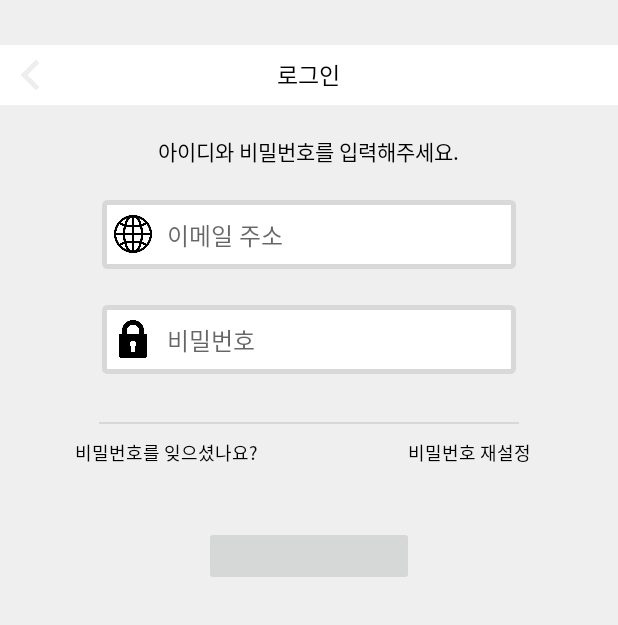
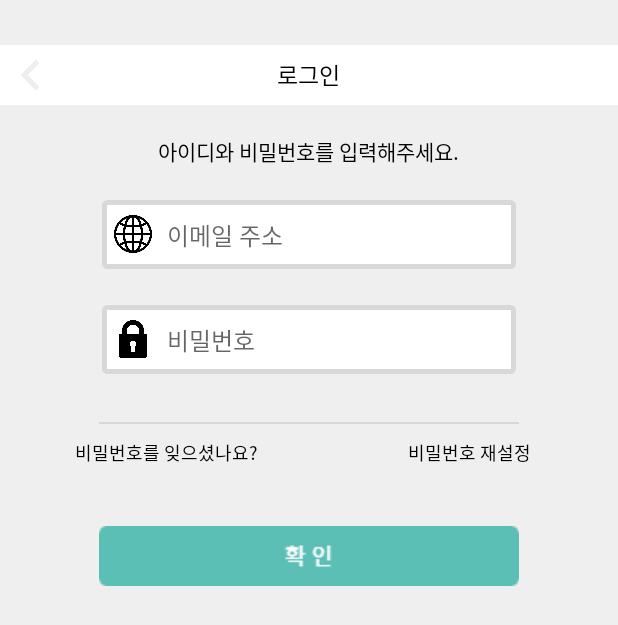
Before and after one commit to tmdngk0314/ProjectNam, an Android app: the screen it shows after launch (MainActivity), on a phone screen of 412 x 824 dp. Shown: the top 625 px of the screen. Run offline under Robolectric (Android 15) with nearby library versions, the phone set to English and light mode, and no system bars.

Commit message:
확인 이미지 추가

```diff
--- a/app/src/main/res/layout/activity_main.xml
+++ b/app/src/main/res/layout/activity_main.xml
@@ -123,12 +123,14 @@
         android:text="비밀번호 재설정"
         android:textColor="#000000"
         android:textSize="12dp" />
+
     <ImageButton
-        android:layout_width="140dp"
+        android:layout_width="280dp"
         android:layout_height="40dp"
         android:layout_below="@+id/textpass"
         android:layout_centerHorizontal="true"
-        android:layout_marginTop="40dp"/>
+        android:layout_marginTop="40dp"
+        android:background="@drawable/ok"/>
 
 
 
```
Also changed, not shown: app/src/main/res/drawable/ok.png (added), app/src/main/res/drawable/projectnam1.png.
